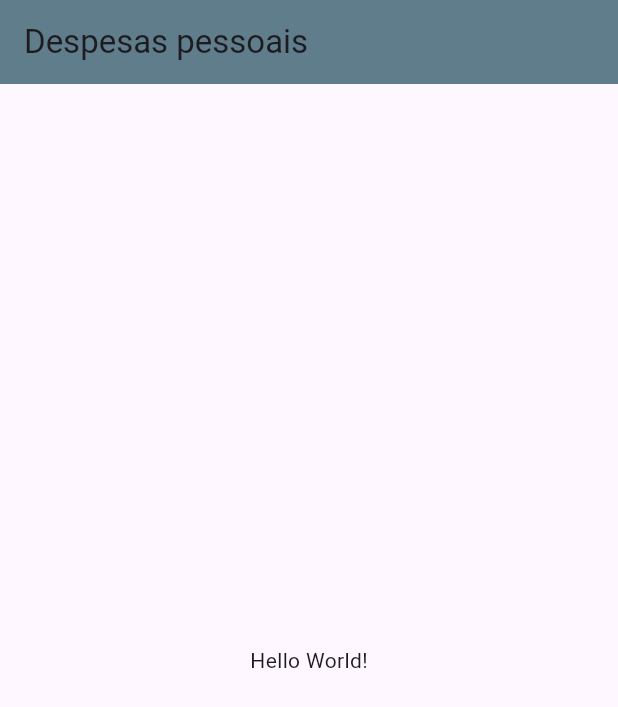
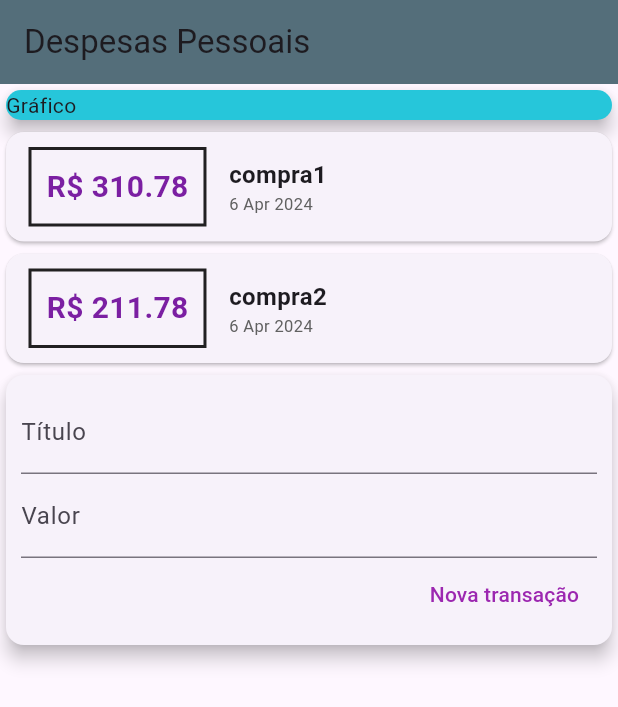
Before and after one commit to almadaedu/expenses-app, a Flutter app: the screen it shows after launch, on a phone screen of 412 x 824 dp. Shown: the top 707 px of the screen. Run offline on Flutter 3.47's test engine with Material 3 defaults, Android fonts, the phone set to English and light mode, and no system bars.

Commit message:
:sparkles: Componentizating elements

```diff
--- /dev/null
+++ b/lib/components/transaction_form.dart
@@ -0,0 +1,47 @@
+import 'package:flutter/material.dart';
+
+class TransactionForm extends StatelessWidget {
+  final titleController = TextEditingController();
+  final valueController = TextEditingController();
+
+  @override
+  Widget build(BuildContext context) {
+    return Card(
+      elevation: 5,
+      child: Padding(
+        padding: const EdgeInsets.all(10),
+        child: Column(
+          children: <Widget>[
+            TextField(
+              controller: titleController,
+              decoration: InputDecoration(
+                labelText: 'Título',
+              ),
+            ),
+            TextField(
+              controller: valueController,
+              decoration: InputDecoration(
+                labelText: 'Valor',
+              ),
+            ),
+            Row(
+              mainAxisAlignment: MainAxisAlignment.end,
+              children: <Widget>[
+                TextButton(
+                    onPressed: () {
+                      print(titleController.text);
+
+                      print(valueController.text);
+                    },
+                    child: Text('Nova transação'),
+                    style: ButtonStyle(
+                        foregroundColor:
+                            MaterialStateProperty.all<Color>(Colors.purple)))
+              ],
+            )
+          ],
+        ),
+      ),
+    );
+  }
+}
--- /dev/null
+++ b/lib/components/transaction_list.dart
@@ -0,0 +1,52 @@
+import 'package:expenses_app/models/transaction.dart';
+import 'package:flutter/material.dart';
+import 'package:intl/intl.dart';
+
+class TransactionList extends StatelessWidget {
+  final List<Transaction> transactions;
+
+  TransactionList(this.transactions);
+
+  @override
+  Widget build(BuildContext context) {
+    return Column(
+      children: transactions.map((tr) {
+        return Card(
+            child: Row(
+          children: <Widget>[
+            Container(
+                margin: const EdgeInsets.symmetric(
+                  horizontal: 15,
+                  vertical: 10,
+                ),
+                decoration: BoxDecoration(
+                    border: Border.all(color: Colors.black87, width: 2)),
+                padding: const EdgeInsets.all(10),
+                child: Text(
+                  'R\$ ${tr.value.toStringAsFixed(2)}',
+                  style: TextStyle(
+                    color: Colors.purple[700],
+                    fontWeight: FontWeight.bold,
+                    fontSize: 20,
+                  ),
+                )),
+            Column(
+              crossAxisAlignment: CrossAxisAlignment.start,
+              children: <Widget>[
+                Text(
+                  tr.title,
+                  style: const TextStyle(
+                      fontSize: 16, fontWeight: FontWeight.bold),
+                ),
+                Text(
+                  DateFormat('d MMM y').format(tr.date),
+                  style: TextStyle(fontSize: 11, color: Colors.grey[700]),
+                ),
+              ],
+            )
+          ],
+        ));
+      }).toList(),
+    );
+  }
+}
--- /dev/null
+++ b/lib/components/transaction_user.dart
@@ -0,0 +1,29 @@
+import 'package:expenses_app/components/transaction_form.dart';
+import 'package:expenses_app/components/transaction_list.dart';
+import 'package:expenses_app/models/transaction.dart';
+import 'package:flutter/material.dart';
+
+class TransactionUser extends StatefulWidget {
+  const TransactionUser({super.key});
+  @override
+  State<TransactionUser> createState() => _TransactionUserState();
+}
+
+class _TransactionUserState extends State<TransactionUser> {
+  final _transactions = [
+    Transaction(
+        id: 't1', title: 'compra1', value: 310.78, date: DateTime.now()),
+    Transaction(
+        id: 't2', title: 'compra2', value: 211.78, date: DateTime.now()),
+  ];
+
+  @override
+  Widget build(BuildContext context) {
+    return Column(
+      children: <Widget>[
+        TransactionList(_transactions),
+        TransactionForm(),
+      ],
+    );
+  }
+}
--- a/lib/main.dart
+++ b/lib/main.dart
@@ -1,8 +1,9 @@
+import 'package:expenses_app/models/pages/home_page.dart';
+
 import 'package:flutter/material.dart';
+import 'package:flutter/widgets.dart';
 
-void main() {
-  runApp(const MainApp());
-}
+void main() => runApp(const MainApp());
 
 class MainApp extends StatelessWidget {
   const MainApp({super.key});
@@ -10,16 +11,8 @@ class MainApp extends StatelessWidget {
   @override
   Widget build(BuildContext context) {
     return MaterialApp(
-      debugShowCheckedModeBanner: false, //Faixa de debug
-      home: Scaffold(
-        appBar: AppBar(
-          title: Text('Despesas pessoais'),
-          backgroundColor: Colors.blueGrey,
-        ),
-        body: Center(
-          child: Text('Hello World!'),
-        ),
-      ),
+      debugShowCheckedModeBanner: false,
+      home: HomePage(),
     );
   }
 }
--- /dev/null
+++ b/lib/models/pages/home_page.dart
@@ -0,0 +1,30 @@
+import 'package:expenses_app/components/transaction_form.dart';
+import 'package:expenses_app/components/transaction_list.dart';
+import 'package:expenses_app/components/transaction_user.dart';
+import 'package:expenses_app/models/transaction.dart';
+import 'package:flutter/material.dart';
+
+class HomePage extends StatelessWidget {
+  @override
+  Widget build(BuildContext context) {
+    return Scaffold(
+        appBar: AppBar(
+          title: const Text('Despesas Pessoais'),
+          backgroundColor: Colors.blueGrey[600],
+        ),
+        body: Column(
+          crossAxisAlignment: CrossAxisAlignment.stretch,
+          children: <Widget>[
+            SizedBox(
+              width: double.infinity,
+              child: Card(
+                color: Colors.cyan[400],
+                child: Text('Gráfico'),
+                elevation: 5,
+              ),
+            ),
+            TransactionUser(),
+          ],
+        ));
+  }
+}
--- /dev/null
+++ b/lib/models/transaction.dart
@@ -0,0 +1,13 @@
+class Transaction {
+  final String id;
+  final String title;
+  final double value;
+  final DateTime date;
+
+  Transaction({
+    required this.id,
+    required this.title,
+    required this.value,
+    required this.date,
+  });
+}
--- a/pubspec.yaml
+++ b/pubspec.yaml
@@ -1,5 +1,5 @@
 name: expenses_app
-description: "A new Flutter project."
+description: "A Flutter project to control your expenses"
 publish_to: 'none'
 version: 0.1.0
 
@@ -9,6 +9,7 @@ environment:
 dependencies:
   flutter:
     sdk: flutter
+  intl: ^0.19.0
 
 dev_dependencies:
   flutter_test:
```
Also changed, not shown: pubspec.lock.
